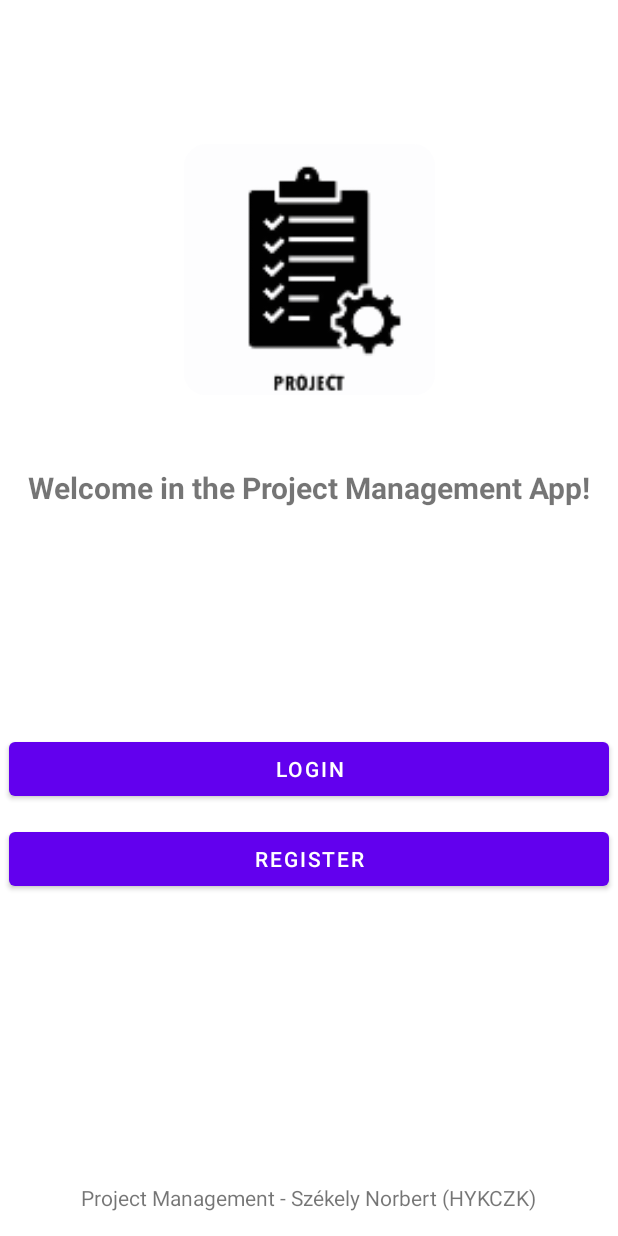
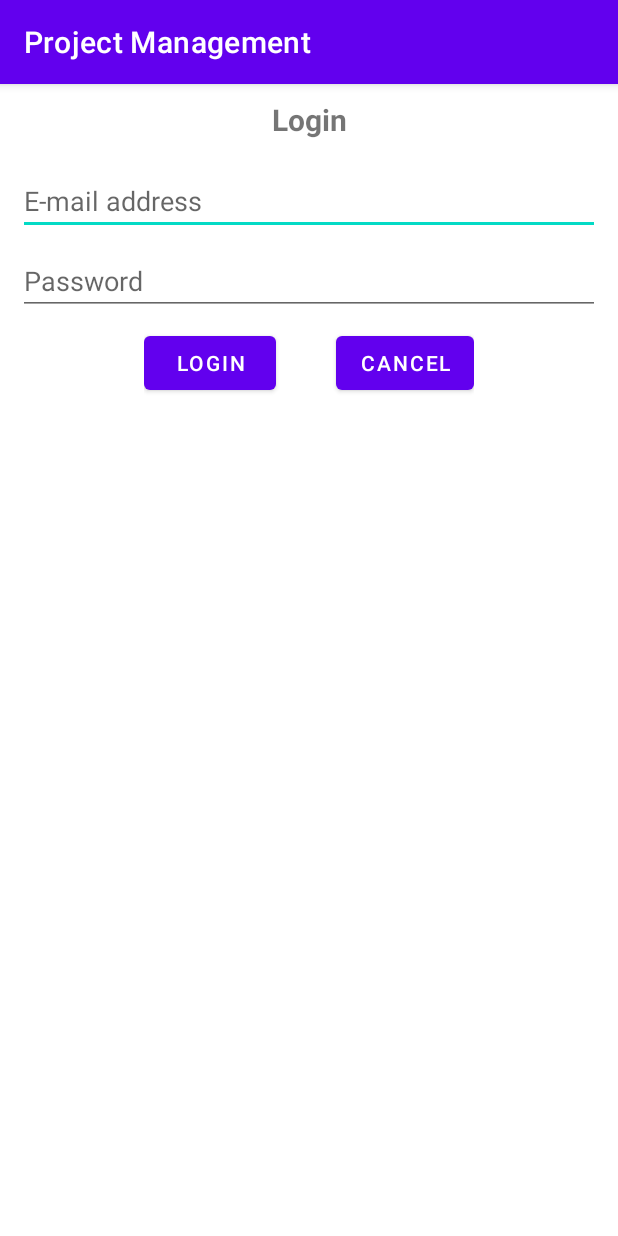
Before and after one commit to sznorbert07/szte-mobilalkfejl-projekt, an Android app: the screen it shows after launch (MainActivity before the commit, LoginActivity after it), after a tap on "LOGIN", on a phone screen of 412 x 824 dp. Run offline under Robolectric (Android 15) with nearby library versions, the phone set to English and light mode, and no system bars; our stand-ins replace Firebase (no records; nobody signed in at launch, a user with empty details on screens opened directly).

Commit message:
LoginActivity login process

```diff
--- a/app/src/main/AndroidManifest.xml
+++ b/app/src/main/AndroidManifest.xml
@@ -9,6 +9,12 @@
         android:roundIcon="@mipmap/ic_launcher_round"
         android:supportsRtl="true"
         android:theme="@style/Theme.ProjectManagement">
+        <activity
+            android:name=".ProjectActivity"
+            android:exported="false" />
+        <activity
+            android:name=".LoginActivity"
+            android:exported="false" />
         <activity
             android:name=".MainActivity"
             android:exported="true"
--- /dev/null
+++ b/app/src/main/java/com/szte/projectmanagement/LoginActivity.java
@@ -0,0 +1,81 @@
+package com.szte.projectmanagement;
+
+import android.content.Intent;
+import android.os.Bundle;
+import android.util.Log;
+import android.view.View;
+import android.widget.Button;
+import android.widget.EditText;
+import android.widget.Toast;
+
+import androidx.appcompat.app.AppCompatActivity;
+
+import com.google.firebase.auth.FirebaseAuth;
+
+import java.util.Objects;
+
+public class LoginActivity extends AppCompatActivity {
+    private static final String LOG_TAG = LoginActivity.class.getName();
+
+    private Button button_login;
+    private Button button_cancelLogin;
+
+    EditText emailAddressET;
+    EditText passwordET;
+
+    FirebaseAuth firebaseAuth;
+
+    @Override
+    protected void onCreate(Bundle savedInstanceState) {
+        super.onCreate(savedInstanceState);
+        setContentView(R.layout.activity_login);
+
+        button_login = findViewById(R.id.button_login);
+        button_login.setOnClickListener(this::loginButtonClick);
+
+        button_cancelLogin = findViewById(R.id.button_cancelLogin);
+        button_cancelLogin.setOnClickListener(this::cancelLoginButtonClick);
+
+        emailAddressET = findViewById(R.id.editText_login_TextEmailAddress);
+
+        passwordET = findViewById(R.id.editText_login_TextPassword);
+
+        firebaseAuth = FirebaseAuth.getInstance();
+    }
+
+    private void loginButtonClick(View target) {
+        Log.i(LOG_TAG, "Logging in...");
+
+        String emailAddress = emailAddressET.getText().toString();
+        String password = passwordET.getText().toString();
+
+        if (emailAddress.isEmpty() || password.isEmpty()) {
+            String error = "E-mail and password can't be empty.";
+            Log.e(LOG_TAG, error);
+            Toast.makeText(this, error, Toast.LENGTH_LONG).show();
+            return;
+        }
+
+        firebaseAuth.signInWithEmailAndPassword(emailAddress, password).addOnCompleteListener(task -> {
+            if (task.isSuccessful()) {
+                startProjectActivity();
+                // TODO: authstatelistener
+            } else {
+                String error = "Login error: " + Objects.requireNonNull(task.getException()).getMessage();
+                Log.e(LOG_TAG, error);
+                Toast.makeText(this, error, Toast.LENGTH_LONG).show();
+            }
+        });
+    }
+
+    private void startProjectActivity() {
+        Log.i(LOG_TAG, "Start " + ProjectActivity.class.getName());
+
+        Intent projectIntent = new Intent(this, ProjectActivity.class);
+        startActivity(projectIntent);
+    }
+
+    private void cancelLoginButtonClick(View target) {
+        Log.i(LOG_TAG, "Cancel Login.");
+    }
+}
--- a/app/src/main/java/com/szte/projectmanagement/MainActivity.java
+++ b/app/src/main/java/com/szte/projectmanagement/MainActivity.java
@@ -1,5 +1,6 @@
 package com.szte.projectmanagement;
 
+import android.content.Intent;
 import android.os.Bundle;
 import android.util.Log;
 import android.view.View;
@@ -10,23 +11,29 @@ import androidx.appcompat.app.AppCompatActivity;
 public class MainActivity extends AppCompatActivity {
     private static final String LOG_TAG = MainActivity.class.getName();
 
+    private Button button_openLogin;
+    private Button button_openRegister;
+
     @Override
     protected void onCreate(Bundle savedInstanceState) {
         super.onCreate(savedInstanceState);
         setContentView(R.layout.activity_main);
 
-        Button button_login = findViewById(R.id.button_login);
-        Button button_register = findViewById(R.id.button_register);
+        button_openLogin = findViewById(R.id.button_openLogin);
+        button_openRegister = findViewById(R.id.button_openRegister);
 
-        button_login.setOnClickListener(this::loginButtonClick);
-        button_register.setOnClickListener(this::registerButtonClick);
+        button_openLogin.setOnClickListener(this::openLoginButtonClick);
+        button_openRegister.setOnClickListener(this::openRegisterButtonClick);
     }
 
-    private void loginButtonClick(View target) {
-        Log.i(LOG_TAG, "Login button pressed");
+    private void openLoginButtonClick(View target) {
+        Log.i(LOG_TAG, "Opening " + LoginActivity.class.getName());
+
+        Intent loginIntent = new Intent(this, LoginActivity.class);
+        startActivity(loginIntent);
     }
 
-    private void registerButtonClick(View target) {
-        Log.i(LOG_TAG, "Register button pressed");
+    private void openRegisterButtonClick(View target) {
+//        Log.i(LOG_TAG, "Opening " + RegisterActivity.class.getName());
     }
 }
--- a/app/src/main/res/layout-land/activity_main.xml
+++ b/app/src/main/res/layout-land/activity_main.xml
@@ -51,7 +51,7 @@
         app:layout_constraintEnd_toEndOf="parent">
 
         <Button
-            android:id="@+id/button_login"
+            android:id="@+id/button_openLogin"
             android:layout_width="match_parent"
             android:layout_height="wrap_content"
             android:layout_marginStart="10dp"
@@ -63,7 +63,7 @@
             app:layout_constraintTop_toTopOf="parent" />
 
         <Button
-            android:id="@+id/button_register"
+            android:id="@+id/button_openRegister"
             android:layout_width="match_parent"
             android:layout_height="wrap_content"
             android:layout_marginStart="10dp"
@@ -73,7 +73,7 @@
             app:layout_constraintBottom_toBottomOf="parent"
             app:layout_constraintEnd_toEndOf="parent"
             app:layout_constraintStart_toStartOf="parent"
-            app:layout_constraintTop_toBottomOf="@+id/button_login" />
+            app:layout_constraintTop_toBottomOf="@+id/button_openLogin" />
 
     </androidx.constraintlayout.widget.ConstraintLayout>
 
--- /dev/null
+++ b/app/src/main/res/layout/activity_login.xml
@@ -0,0 +1,72 @@
+<?xml version="1.0" encoding="utf-8"?>
+<RelativeLayout xmlns:android="http://schemas.android.com/apk/res/android"
+    xmlns:app="http://schemas.android.com/apk/res-auto"
+    xmlns:tools="http://schemas.android.com/tools"
+    android:layout_width="match_parent"
+    android:layout_height="match_parent"
+    tools:context=".LoginActivity">
+
+    <TextView
+        android:id="@+id/textView_login_title"
+        android:layout_width="match_parent"
+        android:layout_height="wrap_content"
+        android:padding="10dp"
+        android:text="Login"
+        android:textAlignment="center"
+        android:textSize="20sp"
+        android:textStyle="bold" />
+
+    <EditText
+        android:id="@+id/editText_login_TextEmailAddress"
+        android:layout_width="match_parent"
+        android:layout_height="wrap_content"
+        android:layout_below="@id/textView_login_title"
+        android:layout_alignParentStart="true"
+        android:layout_alignParentEnd="true"
+        android:layout_marginLeft="@dimen/login_margin_side"
+        android:layout_marginTop="@dimen/login_margin_top"
+        android:layout_marginRight="@dimen/login_margin_side"
+        android:ems="10"
+        android:hint="E-mail address"
+        android:inputType="textEmailAddress" />
+
+    <EditText
+        android:id="@+id/editText_login_TextPassword"
+        android:layout_width="match_parent"
+        android:layout_height="wrap_content"
+        android:layout_below="@id/editText_login_TextEmailAddress"
+        android:layout_alignParentStart="true"
+        android:layout_alignParentEnd="true"
+        android:layout_marginLeft="@dimen/login_margin_side"
+        android:layout_marginTop="@dimen/login_margin_top"
+        android:layout_marginRight="@dimen/login_margin_side"
+        android:ems="10"
+        android:hint="Password"
+        android:inputType="textPassword" />
+
+
+    <LinearLayout
+        android:layout_width="wrap_content"
+        android:layout_height="wrap_content"
+        android:layout_below="@id/editText_login_TextPassword"
+        android:layout_centerHorizontal="true"
+        android:layout_marginLeft="@dimen/login_margin_side"
+        android:layout_marginTop="@dimen/login_margin_top"
+        android:layout_marginRight="@dimen/login_margin_side"
+        android:orientation="horizontal">
+
+        <Button
+            android:id="@+id/button_login"
+            android:layout_width="wrap_content"
+            android:layout_height="wrap_content"
+            android:text="Login" />
+
+        <Button
+            android:id="@+id/button_cancelLogin"
+            android:layout_width="wrap_content"
+            android:layout_height="wrap_content"
+            android:layout_marginStart="40dp"
+            android:text="Cancel" />
+    </LinearLayout>
+
+</RelativeLayout>
--- a/app/src/main/res/layout/activity_main.xml
+++ b/app/src/main/res/layout/activity_main.xml
@@ -29,7 +29,7 @@
         app:layout_constraintTop_toBottomOf="@+id/imageView_appLogo" />
 
     <Button
-        android:id="@+id/button_login"
+        android:id="@+id/button_openLogin"
         android:layout_width="match_parent"
         android:layout_height="wrap_content"
         android:layout_marginTop="150dp"
@@ -41,7 +41,7 @@
         app:layout_constraintTop_toBottomOf="@+id/textView_welcomeMessage" />
 
     <Button
-        android:id="@+id/button_register"
+        android:id="@+id/button_openRegister"
         android:layout_width="match_parent"
         android:layout_height="wrap_content"
         android:layout_marginTop="12dp"
@@ -51,7 +51,7 @@
         app:layout_constraintEnd_toEndOf="parent"
         app:layout_constraintHorizontal_bias="0.498"
         app:layout_constraintStart_toStartOf="parent"
-        app:layout_constraintTop_toBottomOf="@+id/button_login" />
+        app:layout_constraintTop_toBottomOf="@+id/button_openLogin" />
 
     <TextView
         android:id="@+id/textView_author"
--- a/app/src/main/res/values/dimens.xml
+++ b/app/src/main/res/values/dimens.xml
@@ -1,3 +1,5 @@
 <resources>
+    <dimen name="login_margin_top">8dp</dimen>
+    <dimen name="login_margin_side">12dp</dimen>
     <dimen name="fab_margin">16dp</dimen>
 </resources>
```
Also changed, not shown: app/src/main/java/com/szte/projectmanagement/ProjectActivity.java (added, +28 -0 lines), app/src/main/res/layout/activity_project.xml (added, +18 -0 lines).
